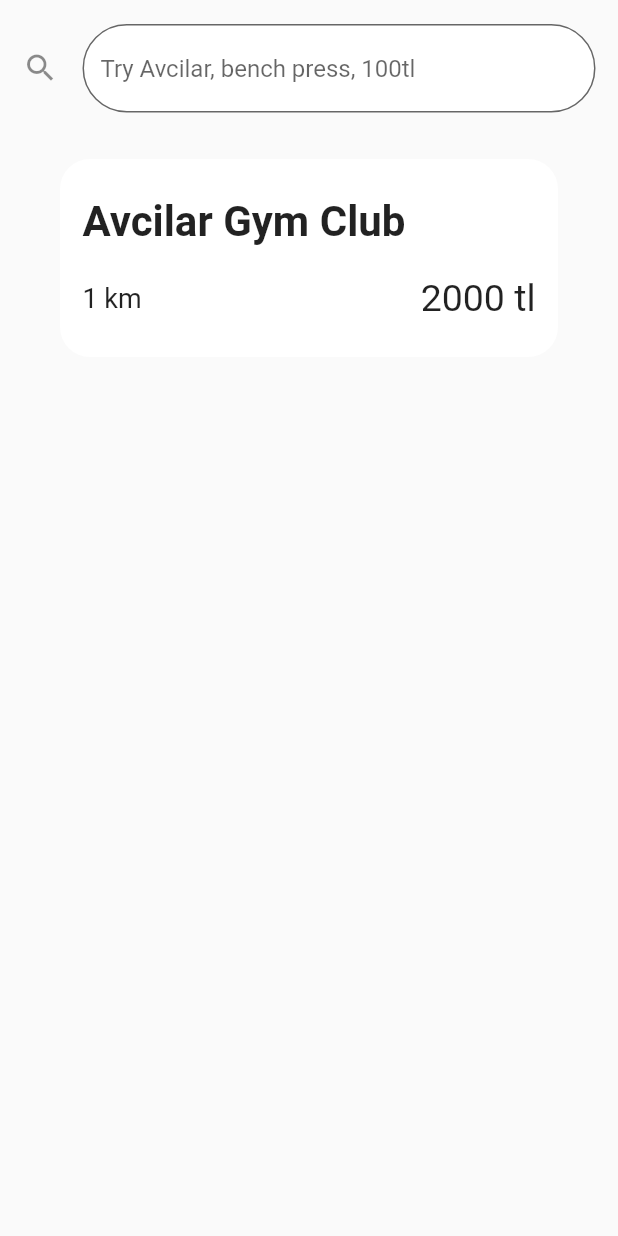
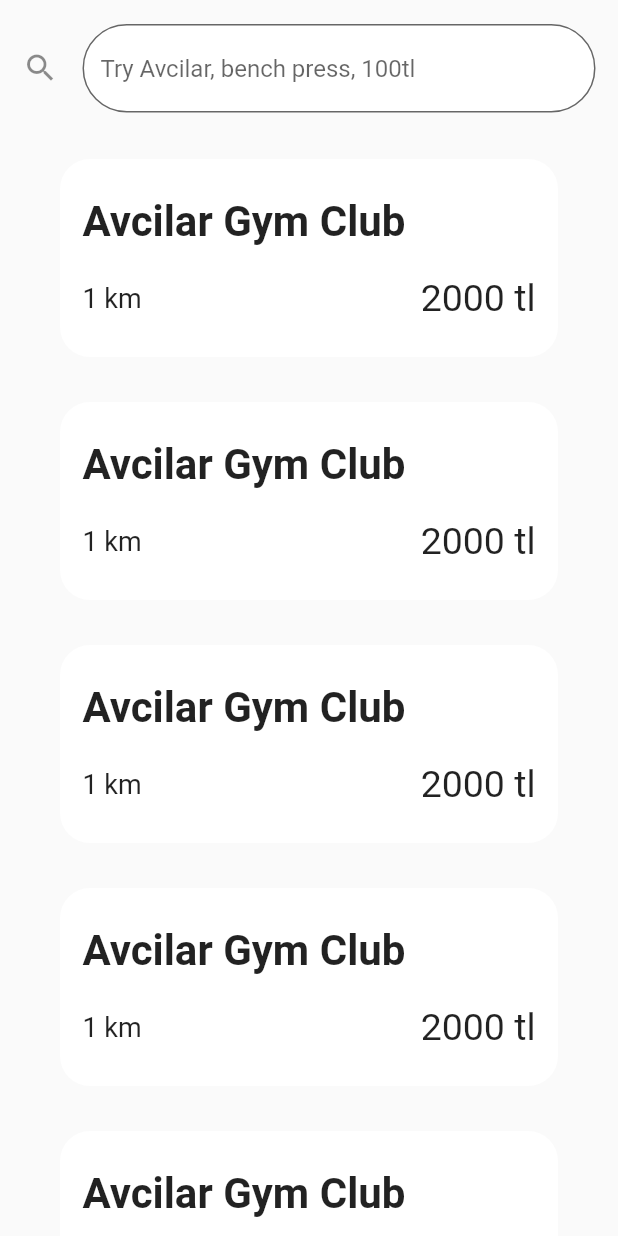
Before and after one commit to HiEdson/GymFinder, a Flutter app: the MyCustomForm widget shown alone on an empty page, opened directly, on a phone screen of 412 x 824 dp. Run offline on Flutter 3.47's test engine with Material 2 defaults, Android fonts, the phone set to English and light mode, and no system bars.

Commit message:
integrated components to gymlist page and made it scrollable

```diff
--- a/lib/gymList.dart
+++ b/lib/gymList.dart
@@ -38,14 +38,12 @@ class gymListState extends State<gymList> {
               // child: Row(
               //   // children: const <Widget>[
               //   //   ,
-
               //   //   // const MyCustomForm(),
 
               //   // ],
               // )
             ),
-        ),
-      ),
+          )),
     );
   }
 }
@@ -55,14 +53,15 @@ class MyCustomForm extends StatelessWidget {
 
   @override
   Widget build(BuildContext context) {
-    return Column(
+    return
+    SingleChildScrollView(
+    child: Column(
       crossAxisAlignment: CrossAxisAlignment.start,
       children: <Widget>[
         Container(
             alignment: Alignment.centerLeft,
             width: 500,
             child: Column(
-
               children: [
                 Padding(
                   padding: EdgeInsets.symmetric(horizontal: 15, vertical: 16),
@@ -86,12 +85,24 @@ class MyCustomForm extends StatelessWidget {
                     ),
                   ]),
                 ),
+
                 //it will be mapped
                 gymComp('Avcilar Gym Club'),
+                gymComp('Avcilar Gym Club'),
+                gymComp('Avcilar Gym Club'),
+                gymComp('Avcilar Gym Club'),
+                gymComp('Avcilar Gym Club'),
+                gymComp('Avcilar Gym Club'),
+                gymComp('Avcilar Gym Club'),
+                gymComp('Avcilar Gym Club'),
+                gymComp('Avcilar Gym Club'),
+                gymComp('Avcilar Gym Club'),
+                gymComp('Avcilar Gym Club'),
+                gymComp('Avcilar Gym Club'),
+                gymComp('Avcilar Gym Club')
               ],
-          )
-        )
+            ))
       ],
-    );
+    ));
   }
 }
```
Lines whose indentation alone changed are shown as unchanged.
